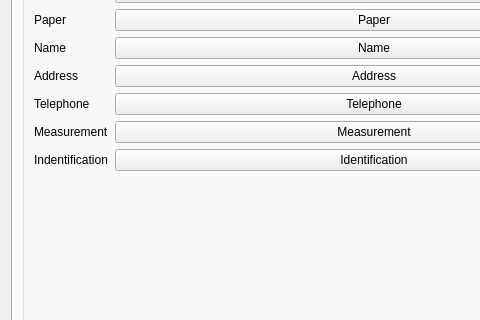
Above: mainwindow.ui from dolphinoracle/mx-locale before the change; both pictures show x 0 to 480 and y 234 to 554 of the 667 by 713 pixel window. Below: the same form after it.
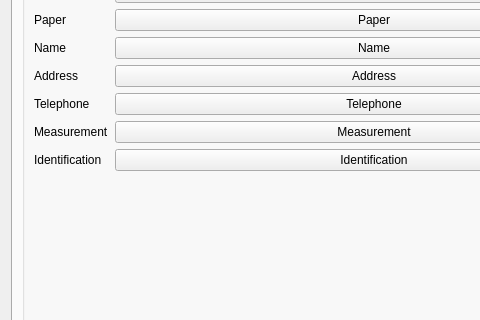
That is the form after the change. The open tabs and pages were chosen to show the change. Icons and pictures are not drawn.

The edit to the form file:
```diff
--- a/mainwindow.ui
+++ b/mainwindow.ui
@@ -388,7 +388,7 @@
           <item row="11" column="0">
            <widget class="QLabel" name="label_13">
             <property name="text">
-             <string>Indentification</string>
+             <string>Identification</string>
             </property>
            </widget>
           </item>
```
Left out of the diff: 2 changed lines with no effect on the pictures.
